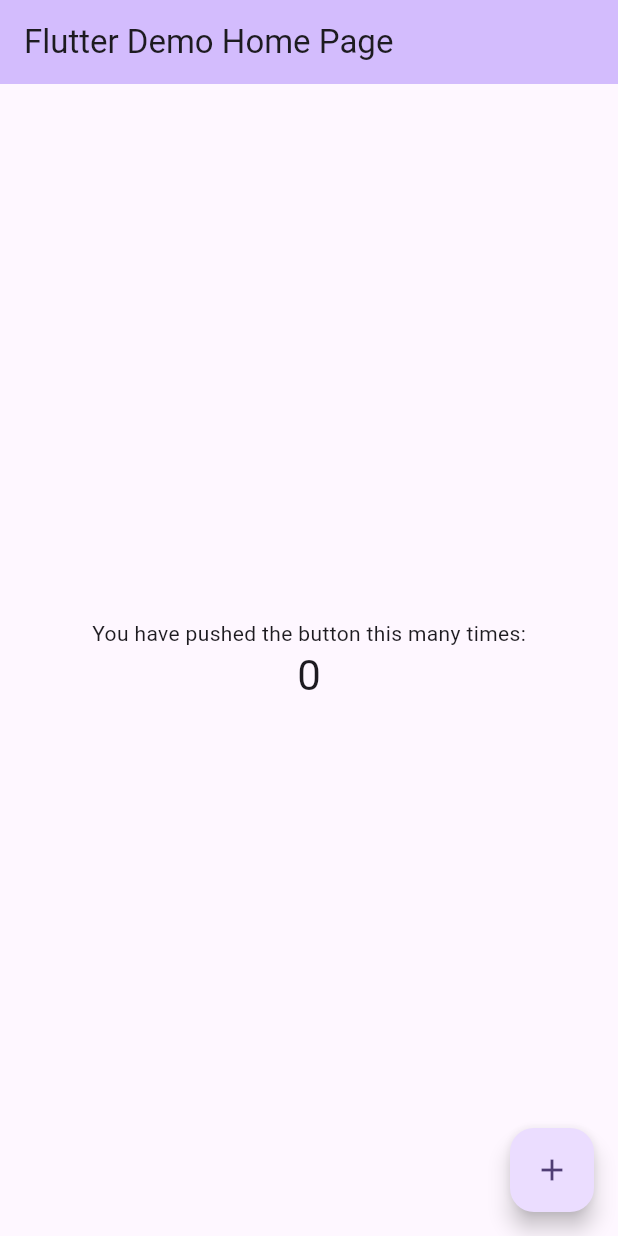
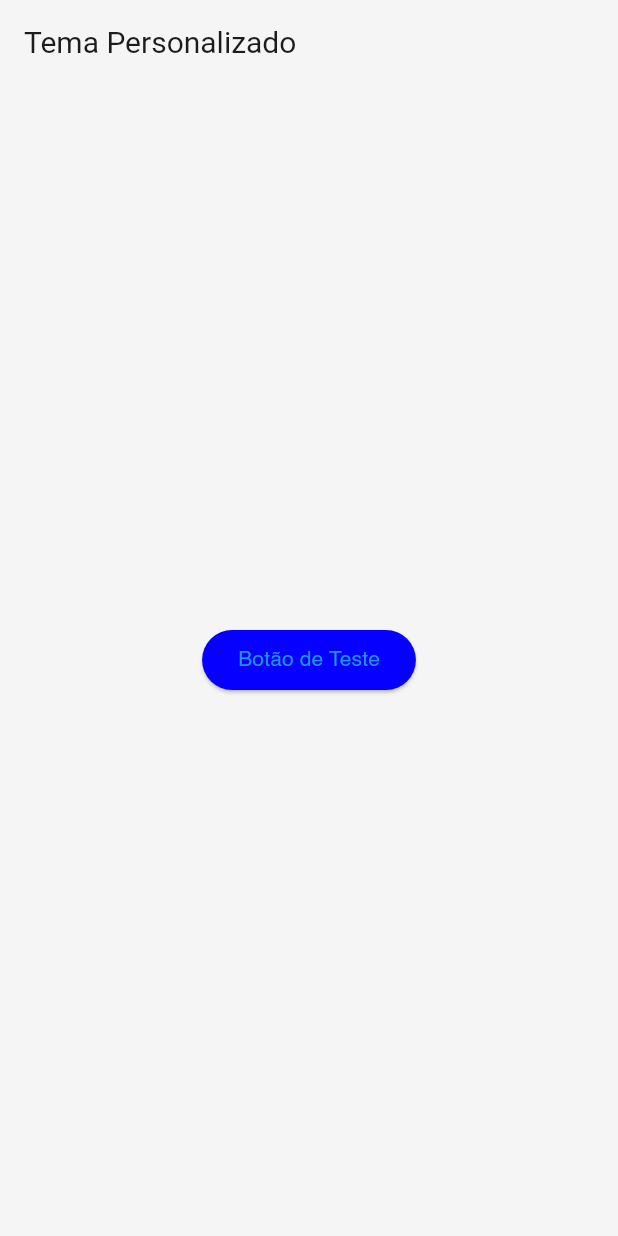
Before and after one commit to Mathvdias/betalent, a Flutter app: the screen it shows after launch, on a phone screen of 412 x 824 dp. Run offline on Flutter 3.47's test engine with Material 3 defaults, Android fonts, the phone set to English and light mode, and no system bars; missing offline and left inert: svg_flutter.

Commit message:
feat: add text and colors to global settings

```diff
--- a/app/lib/main.dart
+++ b/app/lib/main.dart
@@ -1,97 +1,4 @@
+import 'package:app/src/app/app.dart';
 import 'package:flutter/material.dart';
 
-void main() {
-  runApp(const MyApp());
-}
-
-class MyApp extends StatelessWidget {
-  const MyApp({super.key});
-
-  // This widget is the root of your application.
-  @override
-  Widget build(BuildContext context) {
-    return MaterialApp(
-      title: 'Flutter Demo',
-      theme: ThemeData(
-        colorScheme: ColorScheme.fromSeed(seedColor: Colors.deepPurple),
-        useMaterial3: true,
-      ),
-      home: const MyHomePage(title: 'Flutter Demo Home Page'),
-    );
-  }
-}
-
-class MyHomePage extends StatefulWidget {
-  const MyHomePage({super.key, required this.title});
-
-  final String title;
-
-  @override
-  State<MyHomePage> createState() => _MyHomePageState();
-}
-
-class _MyHomePageState extends State<MyHomePage> {
-  int _counter = 0;
-
-  void _incrementCounter() {
-    setState(() {
-
-      _counter++;
-    });
-  }
-
-  @override
-  Widget build(BuildContext context) {
-    // This method is rerun every time setState is called, for instance as done
-    // by the _incrementCounter method above.
-    //
-    // The Flutter framework has been optimized to make rerunning build methods
-    // fast, so that you can just rebuild anything that needs updating rather
-    // than having to individually change instances of widgets.
-    return Scaffold(
-      appBar: AppBar(
-        // TRY THIS: Try changing the color here to a specific color (to
-        // Colors.amber, perhaps?) and trigger a hot reload to see the AppBar
-        // change color while the other colors stay the same.
-        backgroundColor: Theme.of(context).colorScheme.inversePrimary,
-        // Here we take the value from the MyHomePage object that was created by
-        // the App.build method, and use it to set our appbar title.
-        title: Text(widget.title),
-      ),
-      body: Center(
-        // Center is a layout widget. It takes a single child and positions it
-        // in the middle of the parent.
-        child: Column(
-          // Column is also a layout widget. It takes a list of children and
-          // arranges them vertically. By default, it sizes itself to fit its
-          // children horizontally, and tries to be as tall as its parent.
-          //
-          // Column has various properties to control how it sizes itself and
-          // how it positions its children. Here we use mainAxisAlignment to
-          // center the children vertically; the main axis here is the vertical
-          // axis because Columns are vertical (the cross axis would be
-          // horizontal).
-          //
-          // TRY THIS: Invoke "debug painting" (choose the "Toggle Debug Paint"
-          // action in the IDE, or press "p" in the console), to see the
-          // wireframe for each widget.
-          mainAxisAlignment: MainAxisAlignment.center,
-          children: <Widget>[
-            const Text(
-              'You have pushed the button this many times:',
-            ),
-            Text(
-              '$_counter',
-              style: Theme.of(context).textTheme.headlineMedium,
-            ),
-          ],
-        ),
-      ),
-      floatingActionButton: FloatingActionButton(
-        onPressed: _incrementCounter,
-        tooltip: 'Increment',
-        child: const Icon(Icons.add),
-      ), // This trailing comma makes auto-formatting nicer for build methods.
-    );
-  }
-}
+void main() => runApp(const BeTalentApp());
--- /dev/null
+++ b/app/lib/src/app/app.dart
@@ -0,0 +1,17 @@
+import 'package:app/src/app/route.dart';
+import 'package:flutter/material.dart';
+import 'package:app/src/app/theme/theme.dart';
+
+class BeTalentApp extends StatelessWidget {
+  const BeTalentApp({super.key});
+
+  @override
+  Widget build(BuildContext context) {
+    return MaterialApp(
+      title: 'Be Talent App',
+      theme: AppTheme.theme,
+      initialRoute: AppRouter.splashRoute,
+      onGenerateRoute: AppRouter.generateRoute,
+    );
+  }
+}
--- /dev/null
+++ b/app/lib/src/app/route.dart
@@ -0,0 +1,21 @@
+import 'package:app/src/ui/home.dart';
+import 'package:flutter/cupertino.dart';
+import 'package:app/src/ui/splash.dart';
+
+class AppRouter {
+  static const String splashRoute = '/';
+  static const String homeRoute = '/home';
+
+  static Route<dynamic> generateRoute(RouteSettings settings) {
+    switch (settings.name) {
+      case splashRoute:
+        return CupertinoPageRoute(builder: (_) => const SplashScreen());
+      case homeRoute:
+        return CupertinoPageRoute(builder: (_) => const MyHomePage());
+      default:
+        return CupertinoPageRoute(
+          builder: (_) => const SplashScreen(),
+        );
+    }
+  }
+}
--- /dev/null
+++ b/app/lib/src/app/theme/theme.dart
@@ -0,0 +1,83 @@
+import 'package:flutter/material.dart';
+
+class AppTheme {
+  static const Color primaryBlue = Color(0xFF0500FF);
+  static const Color backgroundLight = Color(0xFFF5F5F5);
+  static const Color backgroundDark = Color(0xFFF0F0F0);
+  static const Color textPrimary = Color(0xFF1C1C1C);
+  static const Color textSecondary = Color(0xFF9E9E9E);
+  static const Color borderColor = Color(0xFFDFDFDF);
+  static const Color buttonColor = Color(0xFF0500FF);
+
+  static ThemeData get theme {
+    return ThemeData(
+      fontFamily: 'Helvetica',
+      textTheme: _textTheme,
+      primaryColor: primaryBlue,
+      scaffoldBackgroundColor: backgroundLight,
+      hintColor: textSecondary,
+      dividerColor: borderColor,
+      appBarTheme: AppBarTheme(
+        backgroundColor: backgroundLight,
+        iconTheme: const IconThemeData(color: textPrimary),
+        toolbarTextStyle: const TextTheme(
+          titleLarge: TextStyle(color: textPrimary, fontSize: 20),
+        ).bodyMedium,
+        titleTextStyle: const TextTheme(
+          titleLarge: TextStyle(color: textPrimary, fontSize: 20),
+        ).titleLarge,
+      ),
+      buttonTheme: const ButtonThemeData(
+        buttonColor: buttonColor,
+        textTheme: ButtonTextTheme.primary,
+      ),
+      elevatedButtonTheme: ElevatedButtonThemeData(
+        style: ElevatedButton.styleFrom(backgroundColor: buttonColor),
+      ),
+      inputDecorationTheme: const InputDecorationTheme(
+        filled: true,
+        fillColor: backgroundDark,
+        hintStyle: TextStyle(color: textSecondary),
+        focusedBorder: OutlineInputBorder(
+          borderSide: BorderSide(color: primaryBlue, width: 2),
+        ),
+        enabledBorder: OutlineInputBorder(
+          borderSide: BorderSide(color: borderColor, width: 2),
+        ),
+      ),
+      colorScheme: ColorScheme.fromSwatch().copyWith(secondary: textPrimary),
+    );
+  }
+}
+
+const TextStyle _baseTextStyle = TextStyle(
+  fontFamily: 'Helvetica',
+  color: Colors.black,
+  fontSize: 14,
+  fontWeight: FontWeight.w500,
+);
+final TextTheme _textTheme = TextTheme(
+  displayLarge:
+      _baseTextStyle.copyWith(fontSize: 32, fontWeight: FontWeight.w500),
+  displayMedium:
+      _baseTextStyle.copyWith(fontSize: 28, fontWeight: FontWeight.w500),
+  displaySmall:
+      _baseTextStyle.copyWith(fontSize: 24, fontWeight: FontWeight.w500),
+  headlineLarge:
+      _baseTextStyle.copyWith(fontSize: 20, fontWeight: FontWeight.w500),
+  headlineMedium:
+      _baseTextStyle.copyWith(fontSize: 18, fontWeight: FontWeight.w500),
+  headlineSmall:
+      _baseTextStyle.copyWith(fontSize: 16, fontWeight: FontWeight.w400),
+  titleLarge: _baseTextStyle.copyWith(fontSize: 20, fontWeight: FontWeight.w500),
+  titleMedium:
+      _baseTextStyle.copyWith(fontSize: 18, fontWeight: FontWeight.w500),
+  titleSmall: _baseTextStyle.copyWith(fontSize: 16, fontWeight: FontWeight.w500),
+  bodyLarge: _baseTextStyle.copyWith(fontSize: 16, fontWeight: FontWeight.w400),
+  bodyMedium: _baseTextStyle.copyWith(fontSize: 14, fontWeight: FontWeight.w400),
+  bodySmall: _baseTextStyle.copyWith(fontSize: 12, fontWeight: FontWeight.w400),
+  labelLarge: _baseTextStyle.copyWith(fontSize: 14, fontWeight: FontWeight.w500),
+  labelMedium:
+      _baseTextStyle.copyWith(fontSize: 12, fontWeight: FontWeight.w500),
+  labelSmall: _baseTextStyle.copyWith(fontSize: 10, fontWeight: FontWeight.w500),
+);
--- /dev/null
+++ b/app/lib/src/ui/home.dart
@@ -0,0 +1,23 @@
+import 'package:flutter/material.dart';
+
+class MyHomePage extends StatelessWidget {
+  const MyHomePage({super.key});
+
+  @override
+  Widget build(BuildContext context) {
+    return Scaffold(
+      appBar: AppBar(
+        title: const Text('Tema Personalizado'),
+      ),
+      body: Center(
+        child: ElevatedButton(
+          onPressed: () {
+            // Exemplo de navegação usando rota nomeada
+            Navigator.pushNamed(context, '/home');
+          },
+          child: const Text('Botão de Teste'),
+        ),
+      ),
+    );
+  }
+}
```
Also changed, not shown: app/lib/src/ui/betalent_svg.dart (added, +11 -0 lines), app/lib/src/ui/splash.dart (added, +54 -0 lines), app/pubspec.yaml (+8 -1 lines), app/assets/fonts/Helvetica-Bold.ttf (added), app/assets/fonts/Helvetica.ttf (added), app/lib/src/entities/employer.dart (renamed from app/lib/entities/employer.dart), app/pubspec.lock, 6 other files.
